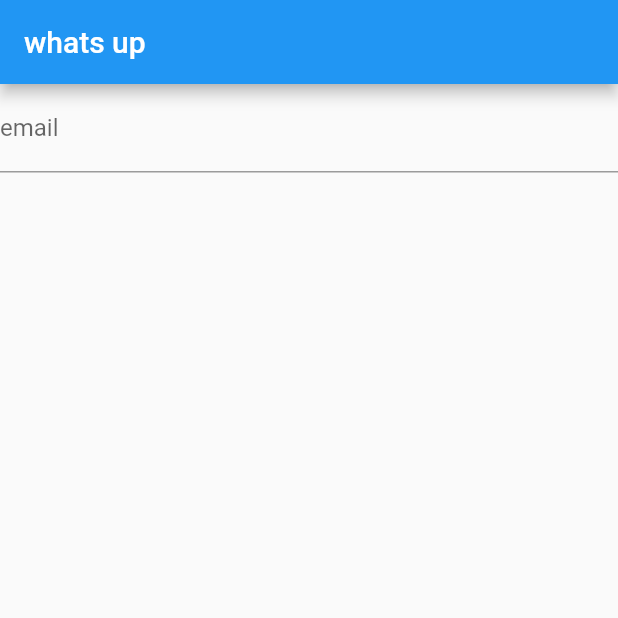
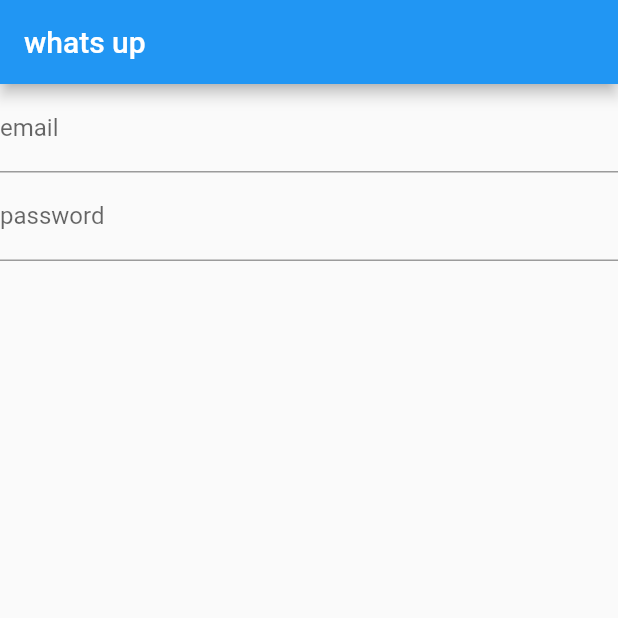
Before and after one commit to ahmad4hat/flutter-block-pattern-practice, a Flutter app: the screen it shows after launch, on a phone screen of 412 x 824 dp, the top half of it. Run offline on Flutter 3.47's test engine with Material 2 defaults, Android fonts, the phone set to English and light mode, and no system bars.

Commit message:
password with provider

```diff
--- a/lib/src/Bloc.dart
+++ b/lib/src/Bloc.dart
@@ -8,6 +8,6 @@ class Bloc extends Object with Validate {
   Stream<String> get email => _email.stream.transform(emailTester);
   Function(String) get changeEmail => _email.sink.add;
 
-  Stream<String> get password => _password.stream;
+  Stream<String> get password => _password.stream.transform(passwordTester);
   Function(String) get changePassword => _password.sink.add;
 }
--- a/lib/src/Home.dart
+++ b/lib/src/Home.dart
@@ -26,7 +26,21 @@ class Home extends StatelessWidget {
                   onChanged: bloc.changeEmail,
                 );
               },
-              stream: bloc.email)
+              stream: bloc.email),
+          StreamBuilder(
+              builder: (context, snapshot) {
+                return TextField(
+                  obscureText: true,
+                  keyboardType: TextInputType.emailAddress,
+                  decoration: InputDecoration(
+                    hintText: "your@email.com",
+                    labelText: "password",
+                    errorText: snapshot.error,
+                  ),
+                  onChanged: bloc.changePassword,
+                );
+              },
+              stream: bloc.password)
         ],
       ),
     );
--- a/lib/src/Validate.dart
+++ b/lib/src/Validate.dart
@@ -14,12 +14,12 @@ class Validate {
   //, it will tell the steam builder what value type (String ,int ,Object) it will recive,
   //second one will tell what kind of value will the sink add
 
-  StreamTransformer streamTransformer =
-      new StreamTransformer.fromHandlers(handleData: (cakeType, sink) {
-    if (cakeType == "a") {
-      sink.add("whats");
-    } else if (cakeType == "hello") {
-      sink.add("hello");
+  final passwordTester = StreamTransformer<String, String>.fromHandlers(
+      handleData: (password, sink) {
+    if (password.length > 4) {
+      sink.add(password);
+    } else {
+      sink.addError("error is bad");
     }
   });
 }
```
